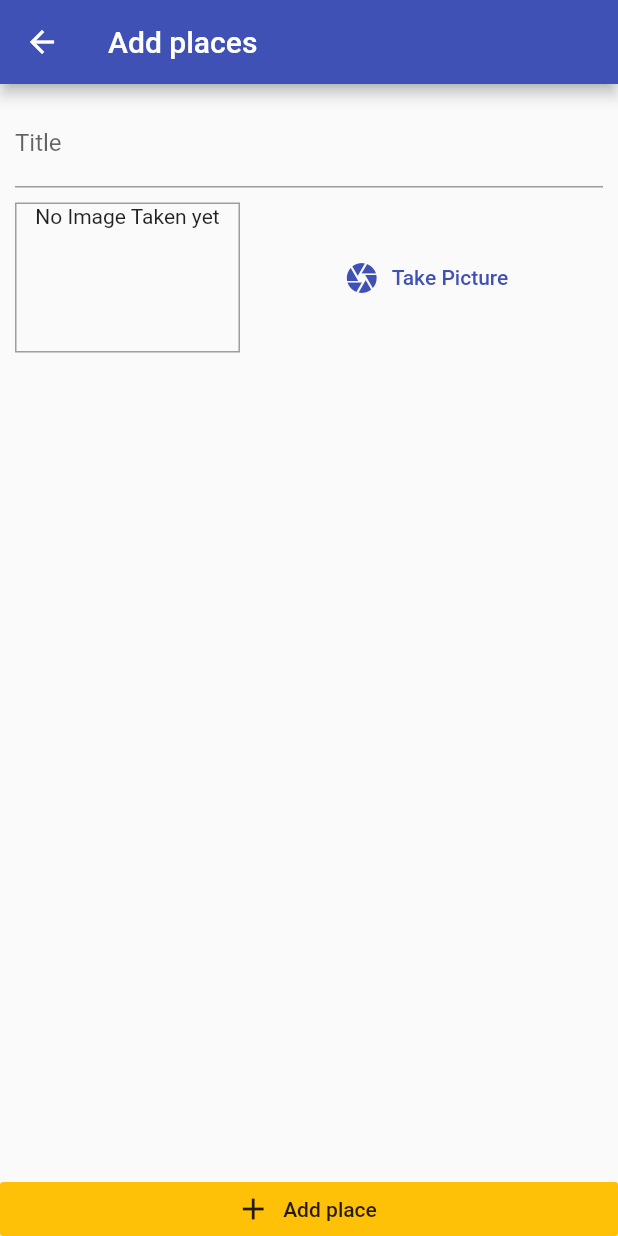
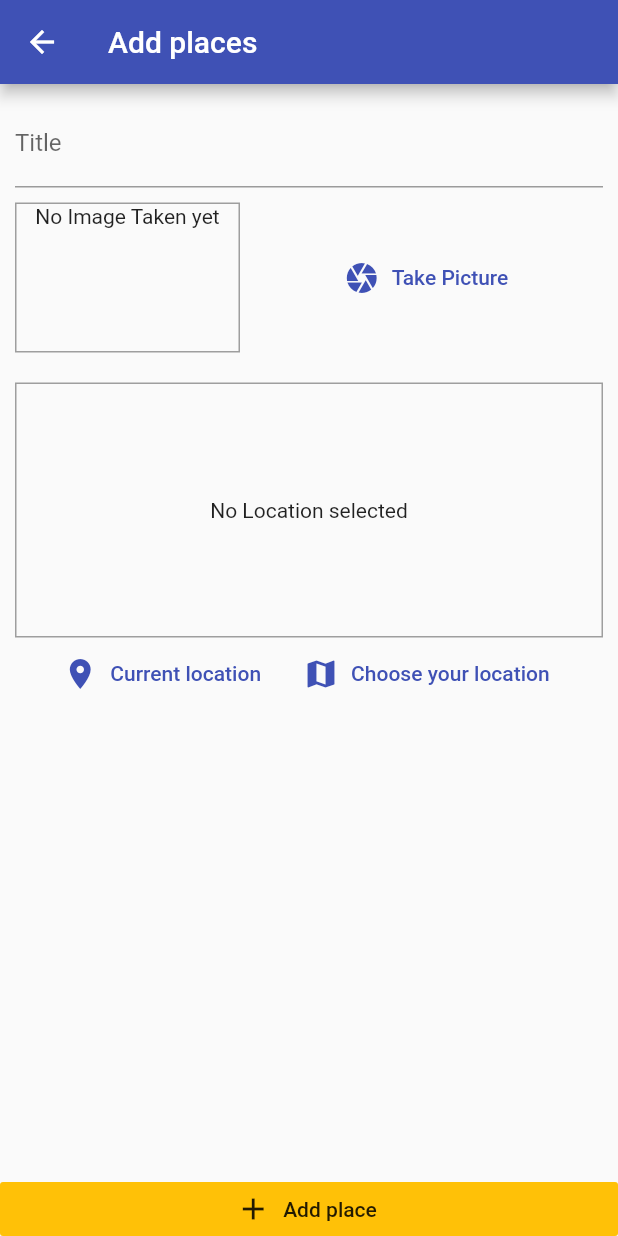
Before and after one commit to dans77777/Flutter-Native-device-features, a Flutter app: the AddPlaceScreen screen opened by its route, on a phone screen of 412 x 824 dp. Run offline on Flutter 3.47's test engine with Material 2 defaults, Android fonts, the phone set to English and light mode, and no system bars; our stand-ins replace image_picker, sqflite; accounts and stored records are empty.

Commit message:
adding Location input and location package

```diff
--- a/lib/screens/add_place.dart
+++ b/lib/screens/add_place.dart
@@ -3,6 +3,7 @@ import 'package:flutter/material.dart';
 import 'dart:io';
 import 'package:provider/provider.dart';
 import '../providers/great_place.dart';
+import '../widgets/location.dart';
 
 class AddPlaceScreen extends StatefulWidget {
   static const routeName = '/add-place';
@@ -49,7 +50,11 @@ class _AddPlaceScreenState extends State<AddPlaceScreen> {
                     SizedBox(
                       height: 10,
                     ),
-                    ImageInput(setImage)
+                    ImageInput(setImage),
+                    SizedBox(
+                      height: 20,
+                    ),
+                    LocationInput()
                   ],
                 ),
               ),
--- /dev/null
+++ b/lib/widgets/location.dart
@@ -0,0 +1,50 @@
+import 'package:flutter/material.dart';
+
+class LocationInput extends StatefulWidget {
+  @override
+  _LocationInputState createState() => _LocationInputState();
+}
+
+class _LocationInputState extends State<LocationInput> {
+  String _imgPreview;
+  @override
+  Widget build(BuildContext context) {
+    return Column(
+      children: [
+        Container(
+            alignment: Alignment.center,
+            height: 170,
+            decoration: BoxDecoration(
+              border: Border.all(width: 1, color: Colors.grey),
+            ),
+            child: _imgPreview == null
+                ? Text(
+                    'No Location selected',
+                    textAlign: TextAlign.center,
+                  )
+                : Image.network(
+                    _imgPreview,
+                    fit: BoxFit.cover,
+                    width: double.infinity,
+                  )),
+        Row(
+          mainAxisAlignment: MainAxisAlignment.center,
+          children: <Widget>[
+            FlatButton.icon(
+              onPressed: () {},
+              icon: Icon(Icons.location_on),
+              label: Text('Current location'),
+              textColor: Theme.of(context).primaryColor,
+            ),
+            FlatButton.icon(
+              onPressed: () {},
+              icon: Icon(Icons.map),
+              label: Text('Choose your location'),
+              textColor: Theme.of(context).primaryColor,
+            )
+          ],
+        ),
+      ],
+    );
+  }
+}
--- a/pubspec.yaml
+++ b/pubspec.yaml
@@ -28,6 +28,7 @@ dependencies:
   path_provider: ^1.0.0
   path: ^1.6.4
   sqflite: ^1.1.5
+  location: ^2.3.5
   # The following adds the Cupertino Icons font to your application.
   # Use with the CupertinoIcons class for iOS style icons.
   cupertino_icons: ^1.0.0
```
Also changed, not shown: pubspec.lock, 1 other file.
